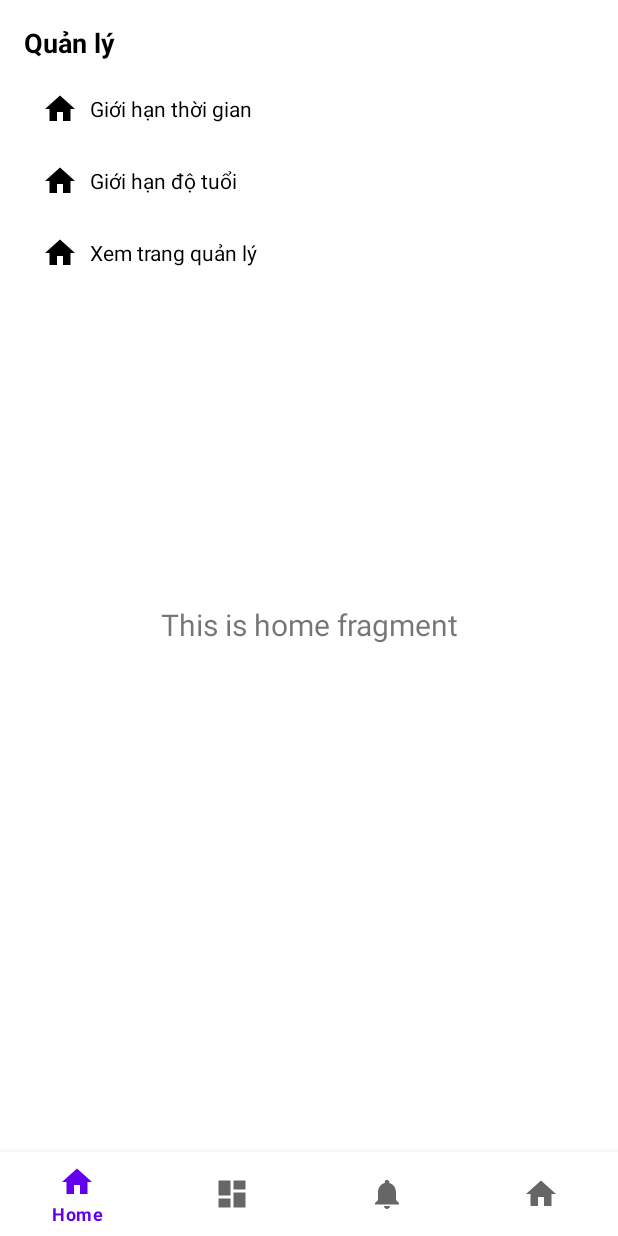
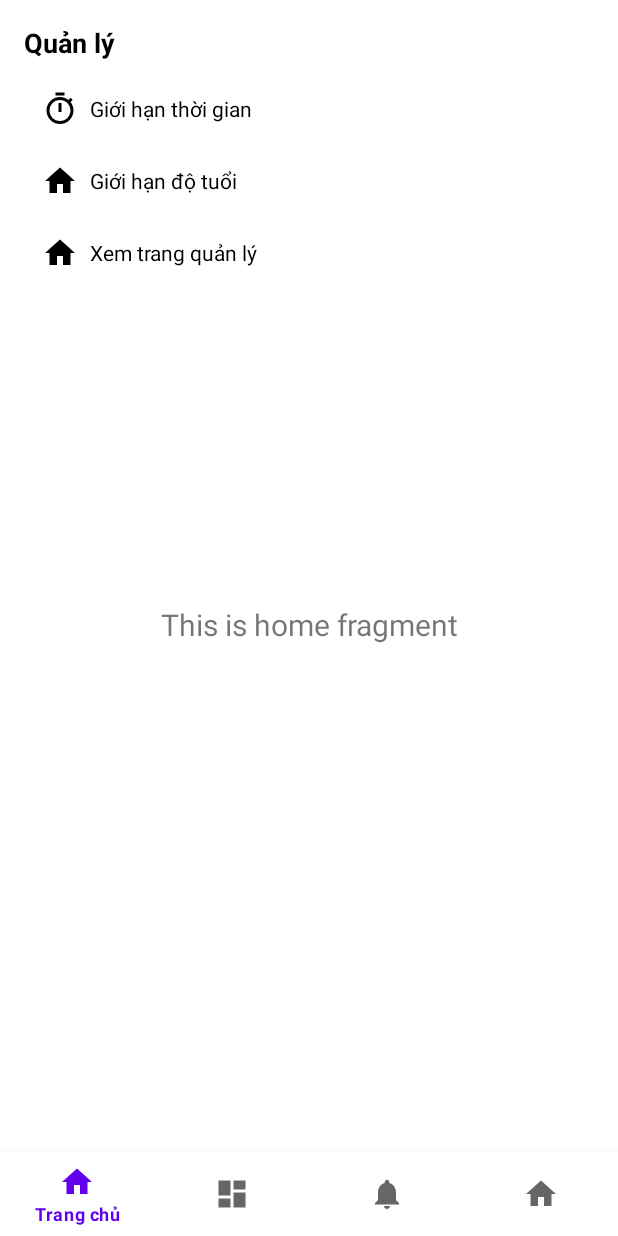
Before and after one commit to iannguyen25/AMP_G01_Reading_App, an Android app: the fragment ManagementSettingsFragment placed in its activity, on a phone screen of 412 x 824 dp. Run offline under Robolectric (Android 15) with nearby library versions, the phone set to English and light mode, and no system bars; our stand-ins replace navigation-ui.

Commit message:
time limit fragment

```diff
--- a/app/src/main/java/com/example/amp_g01_reading_app/ui/settings/ManagementSettingsFragment.java
+++ b/app/src/main/java/com/example/amp_g01_reading_app/ui/settings/ManagementSettingsFragment.java
@@ -7,24 +7,28 @@ import androidx.fragment.app.Fragment;
 import android.view.LayoutInflater;
 import android.view.View;
 import android.view.ViewGroup;
+import android.widget.FrameLayout;
+import android.widget.LinearLayout;
+import android.widget.TextView;
 
 import com.example.amp_g01_reading_app.R;
 
 /**
  * A simple {@link Fragment} subclass.
- * Use the {@link ManagementSettingsFragment#newInstance} factory method to
+ * Use the {@link ManagementSettingsFragment} factory method to
  * create an instance of this fragment.
  */
 public class ManagementSettingsFragment extends Fragment {
-//    private ManagementSettingsViewModel managementSettingsViewModel;
-
     @Override
     public View onCreateView(LayoutInflater inflater, ViewGroup container, Bundle savedInstanceState) {
         View view = inflater.inflate(R.layout.fragment_management_settings, container, false);
 
-//        managementSettingsViewModel = new ViewModelProvider(this).get(ManagementSettingsViewModel.class);
-
-        // Ánh xạ và quản lý các tùy chọn quản lý
+        LinearLayout time_limit_label = view.findViewById(R.id.time_limit_fragment);
+        time_limit_label.setOnClickListener(v -> {
+            // Hiển thị DialogFragment khi nhấn vào TextView
+            TimeLimitFragment dialogFragment = new TimeLimitFragment();
+            dialogFragment.show(getChildFragmentManager(), "timeLimitDialog");
+        });
 
         return view;
     }
--- a/app/src/main/java/com/example/amp_g01_reading_app/ui/settings/PersonalSettingsFragment.java
+++ b/app/src/main/java/com/example/amp_g01_reading_app/ui/settings/PersonalSettingsFragment.java
@@ -12,7 +12,7 @@ import com.example.amp_g01_reading_app.R;
 
 /**
  * A simple {@link Fragment} subclass.
- * Use the {@link PersonalSettingsFragment#newInstance} factory method to
+ * Use the {@link PersonalSettingsFragment} factory method to
  * create an instance of this fragment.
  */
 public class PersonalSettingsFragment extends Fragment {
--- /dev/null
+++ b/app/src/main/res/drawable/button_background.xml
@@ -0,0 +1,5 @@
+<?xml version="1.0" encoding="utf-8"?>
+<shape xmlns:android="http://schemas.android.com/apk/res/android">
+    <solid android:color="#6B7280"/>
+    <corners android:radius="4dp"/>
+</shape>
--- /dev/null
+++ b/app/src/main/res/drawable/dialog_background.xml
@@ -0,0 +1,5 @@
+<?xml version="1.0" encoding="utf-8"?>
+<shape xmlns:android="http://schemas.android.com/apk/res/android">
+    <solid android:color="#FFFFFF"/>
+    <corners android:radius="8dp"/>
+</shape>
--- /dev/null
+++ b/app/src/main/res/drawable/ic_timer.xml
@@ -0,0 +1,9 @@
+<vector xmlns:android="http://schemas.android.com/apk/res/android"
+    android:width="24dp"
+    android:height="24dp"
+    android:viewportWidth="24"
+    android:viewportHeight="24">
+    <path
+        android:fillColor="#000000"
+        android:pathData="M15,1L9,1v2h6L15,1zM11,14h2L13,8h-2v6zM19.03,7.39l1.42,-1.42c-0.43,-0.51 -0.9,-0.99 -1.41,-1.41l-1.42,1.42C16.07,4.74 14.12,4 12,4c-4.97,0 -9,4.03 -9,9s4.02,9 9,9 9,-4.03 9,-9c0,-2.12 -0.74,-4.07 -1.97,-5.61zM12,20c-3.87,0 -7,-3.13 -7,-7s3.13,-7 7,-7 7,3.13 7,7 -3.13,7 -7,7z"/>
+</vector>
--- a/app/src/main/res/layout/fragment_management_settings.xml
+++ b/app/src/main/res/layout/fragment_management_settings.xml
@@ -3,6 +3,7 @@
     android:layout_width="match_parent"
     android:layout_height="wrap_content"
     android:orientation="vertical"
+    android:id="@+id/management_settings_fragment"
     android:padding="16dp"
     android:background="#FFFFFF">
 
@@ -18,18 +19,22 @@
 
     <!-- Giới hạn thời gian -->
     <LinearLayout
+        android:id="@+id/time_limit_fragment"
         android:layout_width="match_parent"
         android:layout_height="wrap_content"
         android:orientation="horizontal"
         android:padding="12dp"
         android:gravity="center_vertical"
+        android:clickable="true"
+        android:focusable="true"
+        android:background="?attr/selectableItemBackground"
         tools:ignore="UseCompoundDrawables">
 
         <ImageView
             android:layout_width="24dp"
             android:layout_height="24dp"
             android:contentDescription="@string/time_limit"
-            android:src="@drawable/ic_home_black_24dp" />
+            android:src="@drawable/ic_timer" />
 
         <TextView
             android:layout_width="wrap_content"
@@ -41,10 +46,14 @@
 
     <!-- Giới hạn độ tuổi -->
     <LinearLayout
+        android:id="@+id/age_limit_fragment"
         android:layout_width="match_parent"
         android:layout_height="wrap_content"
         android:orientation="horizontal"
         android:padding="12dp"
+        android:clickable="true"
+        android:focusable="true"
+        android:background="?attr/selectableItemBackground"
         android:gravity="center_vertical"
         tools:ignore="UseCompoundDrawables">
 
@@ -64,10 +73,14 @@
 
     <!-- Xem trang quản lý -->
     <LinearLayout
+        android:id="@+id/dashboard_management_fragment"
         android:layout_width="match_parent"
         android:layout_height="wrap_content"
         android:orientation="horizontal"
         android:padding="12dp"
+        android:clickable="true"
+        android:focusable="true"
+        android:background="?attr/selectableItemBackground"
         android:gravity="center_vertical"
         tools:ignore="UseCompoundDrawables">
 
--- a/app/src/main/res/menu/bottom_nav_menu.xml
+++ b/app/src/main/res/menu/bottom_nav_menu.xml
@@ -9,12 +9,12 @@
     <item
         android:id="@+id/navigation_dashboard"
         android:icon="@drawable/ic_dashboard_black_24dp"
-        android:title="@string/title_dashboard" />
+        android:title="@string/category" />
 
     <item
         android:id="@+id/navigation_notifications"
         android:icon="@drawable/ic_notifications_black_24dp"
-        android:title="@string/title_notifications" />
+        android:title="@string/library" />
     <item
         android:id="@+id/navigation_settings"
         android:icon="@drawable/ic_home_black_24dp"
--- a/app/src/main/res/navigation/mobile_navigation.xml
+++ b/app/src/main/res/navigation/mobile_navigation.xml
@@ -14,13 +14,13 @@
     <fragment
         android:id="@+id/navigation_dashboard"
         android:name="com.example.amp_g01_reading_app.ui.dashboard.DashboardFragment"
-        android:label="@string/title_dashboard"
+        android:label="@string/category"
         tools:layout="@layout/fragment_dashboard" />
 
     <fragment
         android:id="@+id/navigation_notifications"
         android:name="com.example.amp_g01_reading_app.ui.notifications.NotificationsFragment"
-        android:label="@string/title_notifications"
+        android:label="@string/library"
         tools:layout="@layout/fragment_notifications" />
 
     <fragment
--- a/app/src/main/res/values/strings.xml
+++ b/app/src/main/res/values/strings.xml
@@ -1,9 +1,7 @@
 <resources>
     <string name="app_name">AMP_G01_Reading_App</string>
-    <string name="title_home">Home</string>
-    <string name="title_dashboard">Dashboard</string>
-    <string name="title_notifications">Notifications</string>
-    <string name="settings">Settings</string>
+    <string name="title_home">Trang chủ</string>
+    <string name="settings">Cài đặt</string>
     <!-- TODO: Remove or change this placeholder text -->
     <string name="hello_blank_fragment">Hello blank fragment</string>
     <string name="th_m_t_i_kho_n">Thêm tài khoản</string>
@@ -17,4 +15,6 @@
     <string name="Settings">Cài đặt</string>
     <string name="personal">Cá nhân</string>
     <string name="log_out">Đăng xuất</string>
+    <string name="category">Thể loại</string>
+    <string name="library">Thư viện</string>
 </resources>
```
Also changed, not shown: app/src/main/java/com/example/amp_g01_reading_app/ui/settings/SettingsFragment.java (+0 -23 lines), app/src/main/java/com/example/amp_g01_reading_app/ui/settings/TimeLimitFragment.java (added, +67 -0 lines), app/src/main/res/drawable/edit_text_background.xml (added, +8 -0 lines), app/src/main/res/drawable/ic_close.xml (added, +9 -0 lines), app/src/main/res/layout/fragment_time_limit.xml (added, +157 -0 lines).
